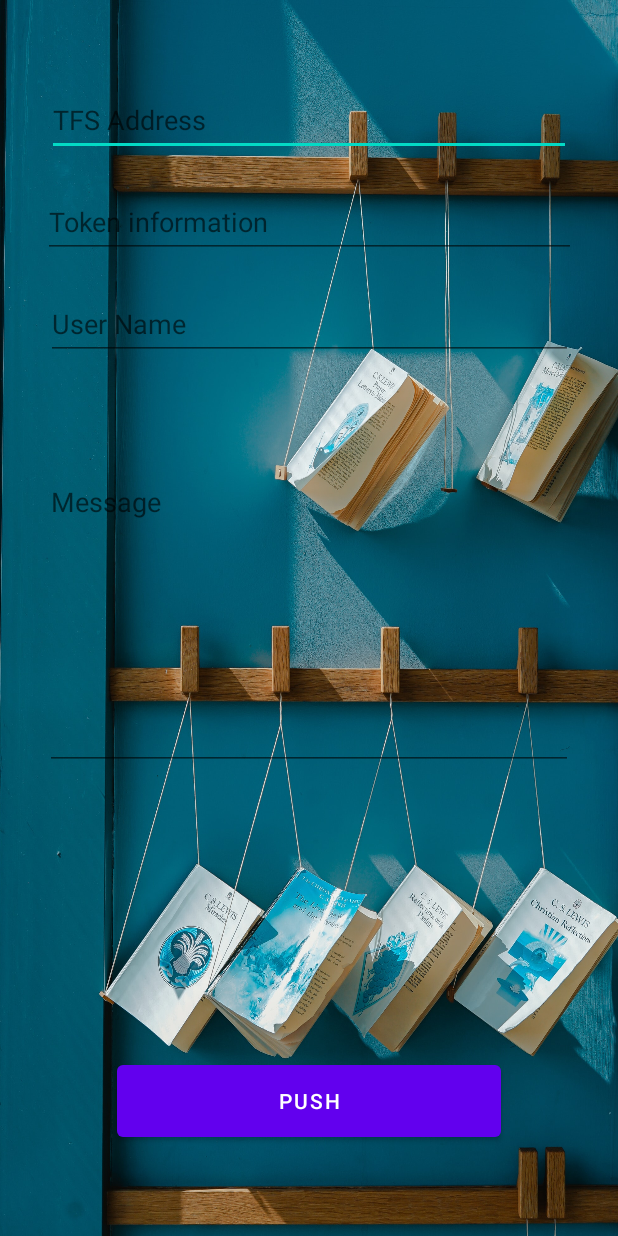
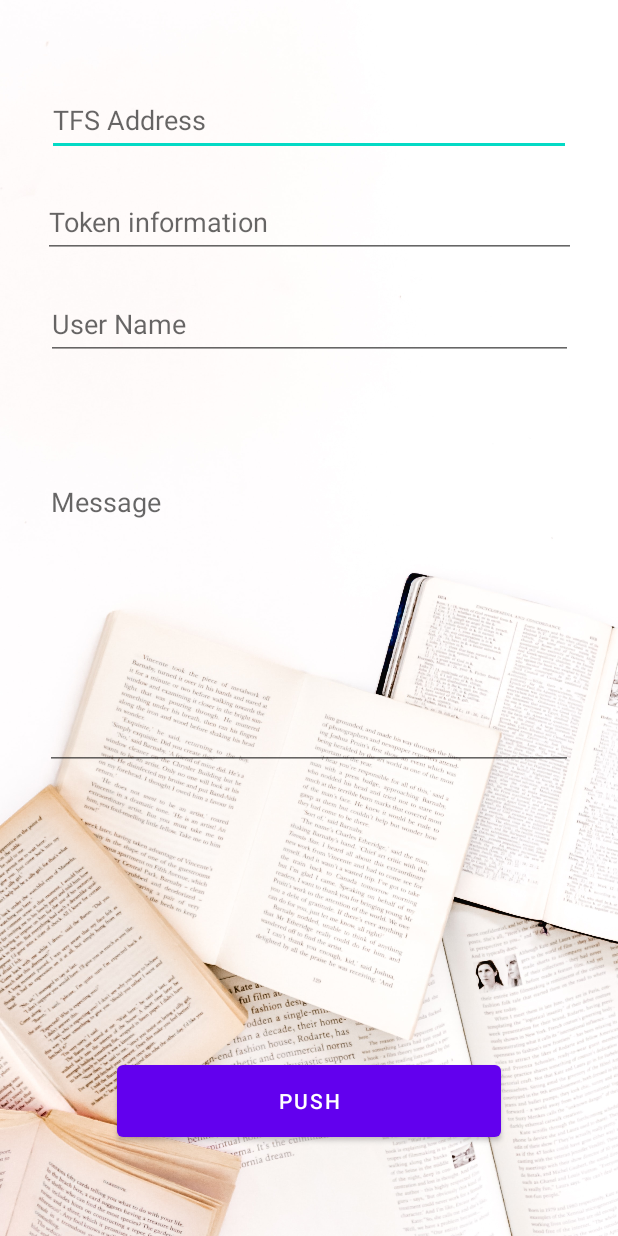
Before and after one commit to XiaotongZhao/TFSPushTool, an Android app: the layout activity_main.xml on its own in the app's theme, with its tools: preview values and no code run, on a phone screen of 412 x 824 dp. Run offline under Robolectric (Android 15) with nearby library versions, the phone set to English and light mode, and no system bars.

Commit message:
commit change code

```diff
--- a/app/src/main/res/layout/activity_main.xml
+++ b/app/src/main/res/layout/activity_main.xml
@@ -7,7 +7,7 @@
     tools:context=".MainActivity">
 
     <ImageView
-        android:id="@+id/imageView3"
+        android:id="@+id/imageView"
         android:layout_width="0dp"
         android:layout_height="0dp"
         android:scaleType="centerCrop"
@@ -15,7 +15,7 @@
         app:layout_constraintEnd_toEndOf="parent"
         app:layout_constraintStart_toStartOf="parent"
         app:layout_constraintTop_toTopOf="parent"
-        app:srcCompat="@drawable/toa_heftiba_dakdfhdhmsa_unsplash" />
+        app:srcCompat="@drawable/sincerely_media_dgqf1dukutm_unsplash" />
 
     <EditText
         android:id="@+id/tfsAddress"
@@ -27,7 +27,7 @@
         android:autofillHints=""
         android:hint="@string/tfs_address"
         android:inputType="text"
-        android:textColor="@color/white"
+        android:textColor="@color/black"
         app:layout_constraintEnd_toEndOf="parent"
         app:layout_constraintStart_toStartOf="parent"
         app:layout_constraintTop_toTopOf="parent" />
@@ -42,7 +42,7 @@
         android:autofillHints=""
         android:hint="@string/token_information"
         android:inputType="text"
-        android:textColor="@color/white"
+        android:textColor="@color/black"
         app:layout_constraintEnd_toEndOf="parent"
         app:layout_constraintStart_toStartOf="parent"
         app:layout_constraintTop_toBottomOf="@+id/tfsAddress" />
@@ -57,7 +57,7 @@
         android:autofillHints=""
         android:hint="@string/user_name"
         android:inputType="text"
-        android:textColor="@color/white"
+        android:textColor="@color/black"
         app:layout_constraintEnd_toEndOf="parent"
         app:layout_constraintStart_toStartOf="parent"
         app:layout_constraintTop_toBottomOf="@+id/tokenInformation" />
@@ -75,7 +75,7 @@
         android:gravity="start|top"
         android:hint="@string/message"
         android:inputType="textMultiLine"
-        android:textColor="@color/white"
+        android:textColor="@color/black"
         app:layout_constraintEnd_toEndOf="parent"
         app:layout_constraintHorizontal_bias="0.51"
         app:layout_constraintStart_toStartOf="parent"
```
